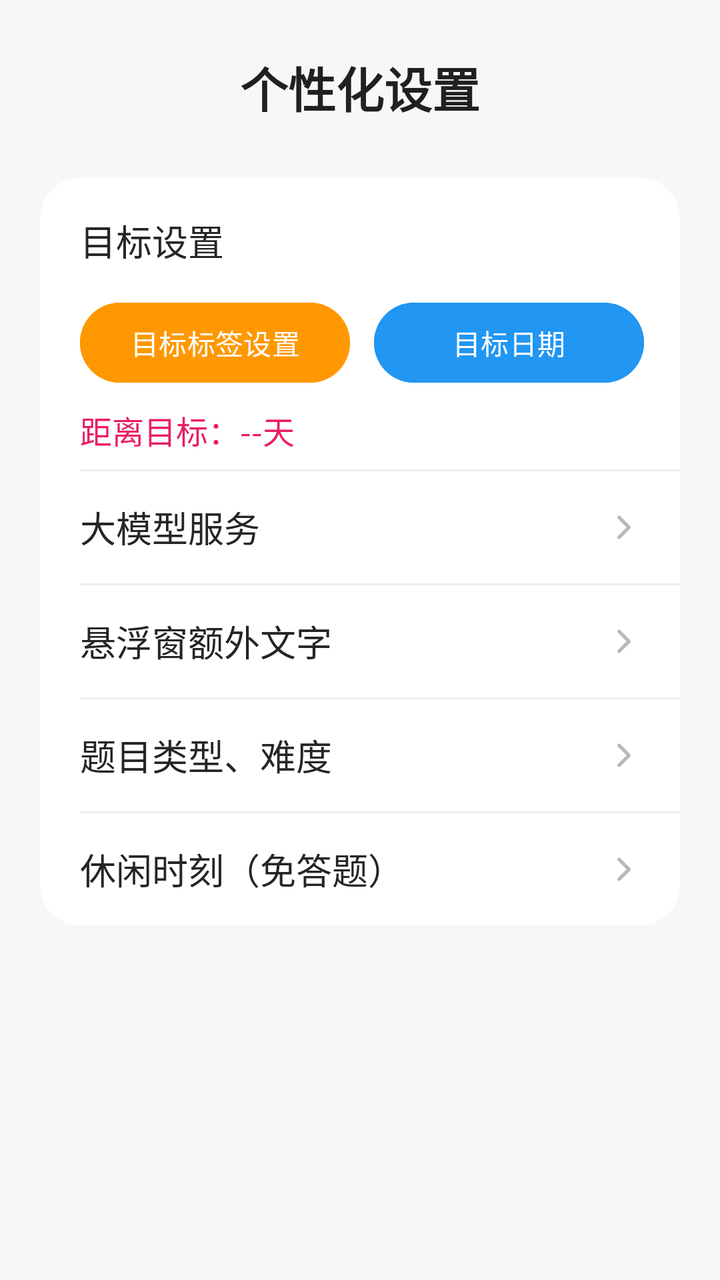
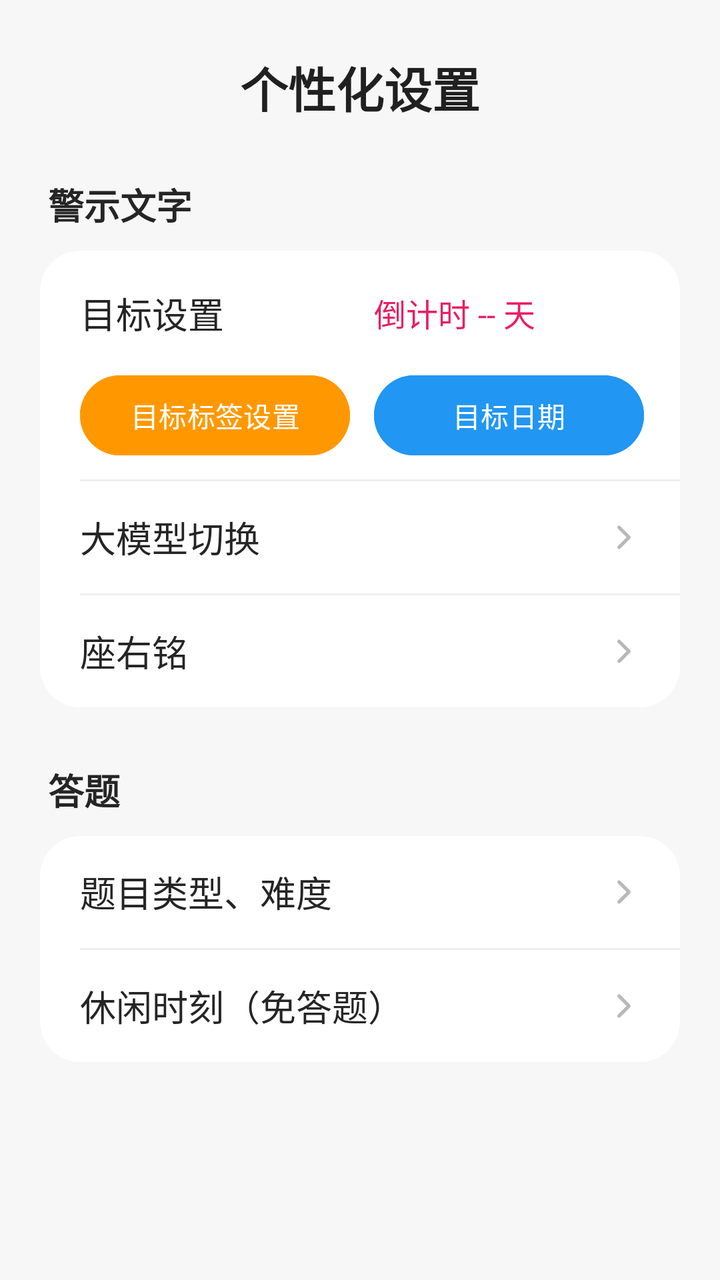

The first picture is an Android layout as it rendered before a commit; the second is the same layout after the commit. The layout source and the unified diff follow.
<!-- AndroidManifest.xml: application theme Theme.Basic -->
<!-- res/layout/fragment_goal.xml -->
<?xml version="1.0" encoding="utf-8"?>
<ScrollView xmlns:android="http://schemas.android.com/apk/res/android"
    xmlns:app="http://schemas.android.com/apk/res-auto"
    android:layout_width="match_parent"
    android:layout_height="match_parent"
    android:background="#F7F7F7"
    android:clipToPadding="false"
    android:fillViewport="true"
    android:overScrollMode="never">

    <LinearLayout
        android:layout_width="match_parent"
        android:layout_height="wrap_content"
        android:orientation="vertical"
        android:paddingStart="20dp"
        android:paddingTop="26dp"
        android:paddingEnd="20dp"
        android:paddingBottom="32dp">

        <TextView
            android:layout_width="match_parent"
            android:layout_height="wrap_content"
            android:layout_marginBottom="28dp"
            android:gravity="center"
            android:text="个性化设置"
            android:textColor="#202020"
            android:textSize="24sp"
            android:textStyle="bold" />

        <androidx.cardview.widget.CardView
            android:layout_width="match_parent"
            android:layout_height="wrap_content"
            app:cardBackgroundColor="#FFFFFF"
            app:cardCornerRadius="20dp"
            app:cardElevation="0dp"
            app:cardPreventCornerOverlap="true">

            <LinearLayout
                android:layout_width="match_parent"
                android:layout_height="wrap_content"
                android:orientation="vertical">

                <LinearLayout
                    android:layout_width="match_parent"
                    android:layout_height="wrap_content"
                    android:orientation="vertical"
                    android:paddingStart="20dp"
                    android:paddingTop="18dp"
                    android:paddingEnd="18dp"
                    android:paddingBottom="8dp">

                    <TextView
                        android:layout_width="match_parent"
                        android:layout_height="wrap_content"
                        android:text="目标设置"
                        android:textColor="#252525"
                        android:textSize="18sp" />

                    <LinearLayout
                        android:layout_width="match_parent"
                        android:layout_height="wrap_content"
                        android:layout_marginTop="14dp"
                        android:gravity="center_vertical"
                        android:orientation="horizontal">

                        <Button
                            android:id="@+id/btn_tag_setting"
                            android:layout_width="0dp"
                            android:layout_height="wrap_content"
                            android:layout_marginEnd="6dp"
                            android:layout_weight="1"
                            android:backgroundTint="#FF9800"
                            android:minWidth="0dp"
                            android:paddingStart="8dp"
                            android:paddingEnd="8dp"
                            android:text="目标标签设置"
                            android:textAllCaps="false" />

                        <Button
                            android:id="@+id/btn_target_date_setting"
                            android:layout_width="0dp"
                            android:layout_height="wrap_content"
                            android:layout_marginStart="6dp"
                            android:layout_weight="1"
                            android:backgroundTint="#2196F3"
                            android:minWidth="0dp"
                            android:paddingStart="8dp"
                            android:paddingEnd="8dp"
                            android:text="目标日期"
                            android:textAllCaps="false" />

                    </LinearLayout>

                    <TextView
                        android:id="@+id/tv_goal_countdown"
                        android:layout_width="match_parent"
                        android:layout_height="wrap_content"
                        android:layout_marginTop="8dp"
                        android:text="距离目标：--天"
                        android:textColor="#E91E63"
                        android:textSize="16sp" />

                </LinearLayout>

                <View
                    android:layout_width="match_parent"
                    android:layout_height="1dp"
                    android:layout_marginStart="20dp"
                    android:background="#EEEEEE" />

                <LinearLayout
                    android:id="@+id/btn_reminder_provider"
                    android:layout_width="match_parent"
                    android:layout_height="56dp"
                    android:background="?attr/selectableItemBackground"
                    android:clickable="true"
                    android:focusable="true"
                    android:gravity="center_vertical"
                    android:orientation="horizontal"
                    android:paddingStart="20dp"
                    android:paddingEnd="18dp">

                    <TextView
                        android:layout_width="0dp"
                        android:layout_height="wrap_content"
                        android:layout_weight="1"
                        android:text="@string/reminder_provider_settings"
                        android:textColor="#252525"
                        android:textSize="18sp" />

                    <ImageView
                        android:layout_width="20dp"
                        android:layout_height="20dp"
                        android:contentDescription="@null"
                        android:src="@drawable/ic_menu_chevron" />

                </LinearLayout>

                <View
                    android:id="@+id/divider_reminder_provider"
                    android:layout_width="match_parent"
                    android:layout_height="1dp"
                    android:layout_marginStart="20dp"
                    android:background="#EEEEEE" />

                <LinearLayout
                    android:id="@+id/btn_floating_strict_reminder"
                    android:layout_width="match_parent"
                    android:layout_height="56dp"
                    android:background="?attr/selectableItemBackground"
                    android:clickable="true"
                    android:focusable="true"
                    android:gravity="center_vertical"
                    android:orientation="horizontal"
                    android:paddingStart="20dp"
                    android:paddingEnd="18dp">

                    <TextView
                        android:layout_width="0dp"
                        android:layout_height="wrap_content"
                        android:layout_weight="1"
                        android:text="悬浮窗额外文字"
                        android:textColor="#252525"
                        android:textSize="18sp" />

                    <ImageView
                        android:layout_width="20dp"
                        android:layout_height="20dp"
                        android:contentDescription="@null"
                        android:src="@drawable/ic_menu_chevron" />

                </LinearLayout>

                <View
                    android:layout_width="match_parent"
                    android:layout_height="1dp"
                    android:layout_marginStart="20dp"
                    android:background="#EEEEEE" />

                <LinearLayout
                    android:id="@+id/btn_math_difficulty"
                    android:layout_width="match_parent"
                    android:layout_height="56dp"
                    android:background="?attr/selectableItemBackground"
                    android:clickable="true"
                    android:focusable="true"
                    android:gravity="center_vertical"
                    android:orientation="horizontal"
                    android:paddingStart="20dp"
                    android:paddingEnd="18dp">

                    <TextView
                        android:layout_width="0dp"
                        android:layout_height="wrap_content"
                        android:layout_weight="1"
                        android:text="题目类型、难度"
                        android:textColor="#252525"
                        android:textSize="18sp" />

                    <ImageView
                        android:layout_width="20dp"
                        android:layout_height="20dp"
                        android:contentDescription="@null"
                        android:src="@drawable/ic_menu_chevron" />

                </LinearLayout>

                <View
                    android:layout_width="match_parent"
                    android:layout_height="1dp"
                    android:layout_marginStart="20dp"
                    android:background="#EEEEEE" />

                <LinearLayout
                    android:id="@+id/btn_leisure_time"
                    android:layout_width="match_parent"
                    android:layout_height="56dp"
                    android:background="?attr/selectableItemBackground"
                    android:clickable="true"
                    android:focusable="true"
                    android:gravity="center_vertical"
                    android:orientation="horizontal"
                    android:paddingStart="20dp"
                    android:paddingEnd="18dp">

                    <TextView
                        android:layout_width="0dp"
                        android:layout_height="wrap_content"
                        android:layout_weight="1"
                        android:text="休闲时刻（免答题）"
                        android:textColor="#252525"
                        android:textSize="18sp" />

                    <ImageView
                        android:layout_width="20dp"
                        android:layout_height="20dp"
                        android:contentDescription="@null"
                        android:src="@drawable/ic_menu_chevron" />

                </LinearLayout>

            </LinearLayout>

        </androidx.cardview.widget.CardView>

    </LinearLayout>
</ScrollView>
<!-- resources referenced by this layout -->
<resources>
  <!-- drawable ic_menu_chevron (drawable) -->
  <vector xmlns:android="http://schemas.android.com/apk/res/android"
      android:width="24dp"
      android:height="24dp"
      android:viewportWidth="24"
      android:viewportHeight="24">
      <path
          android:fillColor="@android:color/transparent"
          android:pathData="M9,6 L15,12 L9,18"
          android:strokeColor="#B8B8B8"
          android:strokeLineCap="round"
          android:strokeLineJoin="round"
          android:strokeWidth="2" />
  </vector>
  <string name="reminder_provider_settings">大模型服务</string>
  <style name="Theme.Basic" parent="Base.Theme.Basic" />
  <style name="Base.Theme.Basic" parent="Theme.Material3.DayNight.NoActionBar">
          
          
      </style>
</resources>

<!-- the commit's change to res/layout/fragment_goal.xml (unified diff, before → after) -->
@@ -27,6 +27,16 @@
             android:textSize="24sp"
             android:textStyle="bold" />
 
+        <TextView
+            android:layout_width="match_parent"
+            android:layout_height="wrap_content"
+            android:layout_marginStart="4dp"
+            android:layout_marginBottom="10dp"
+            android:text="警示文字"
+            android:textColor="#252525"
+            android:textSize="18sp"
+            android:textStyle="bold" />
+
         <androidx.cardview.widget.CardView
             android:layout_width="match_parent"
             android:layout_height="wrap_content"
@@ -49,12 +59,33 @@
                     android:paddingEnd="18dp"
                     android:paddingBottom="8dp">
 
-                    <TextView
+                    <LinearLayout
                         android:layout_width="match_parent"
                         android:layout_height="wrap_content"
-                        android:text="目标设置"
-                        android:textColor="#252525"
-                        android:textSize="18sp" />
+                        android:gravity="center_vertical"
+                        android:orientation="horizontal">
+
+                        <TextView
+                            android:layout_width="0dp"
+                            android:layout_height="wrap_content"
+                            android:layout_marginEnd="6dp"
+                            android:layout_weight="1"
+                            android:text="目标设置"
+                            android:textColor="#252525"
+                            android:textSize="18sp" />
+
+                        <TextView
+                            android:id="@+id/tv_goal_countdown"
+                            android:layout_width="0dp"
+                            android:layout_height="wrap_content"
+                            android:layout_marginStart="6dp"
+                            android:layout_weight="1"
+                            android:gravity="start"
+                            android:text="倒计时 -- 天"
+                            android:textColor="#E91E63"
+                            android:textSize="16sp" />
+
+                    </LinearLayout>
 
                     <LinearLayout
                         android:layout_width="match_parent"
@@ -91,15 +122,6 @@
 
                     </LinearLayout>
 
-                    <TextView
-                        android:id="@+id/tv_goal_countdown"
-                        android:layout_width="match_parent"
-                        android:layout_height="wrap_content"
-                        android:layout_marginTop="8dp"
-                        android:text="距离目标：--天"
-                        android:textColor="#E91E63"
-                        android:textSize="16sp" />
-
                 </LinearLayout>
 
                 <View
@@ -159,7 +181,63 @@
                         android:layout_width="0dp"
                         android:layout_height="wrap_content"
                         android:layout_weight="1"
-                        android:text="悬浮窗额外文字"
+                        android:text="座右铭"
+                        android:textColor="#252525"
+                        android:textSize="18sp" />
+
+                    <ImageView
+                        android:layout_width="20dp"
+                        android:layout_height="20dp"
+                        android:contentDescription="@null"
+                        android:src="@drawable/ic_menu_chevron" />
+
+                </LinearLayout>
+
+            </LinearLayout>
+
+        </androidx.cardview.widget.CardView>
+
+        <TextView
+            android:layout_width="match_parent"
+            android:layout_height="wrap_content"
+            android:layout_marginStart="4dp"
+            android:layout_marginTop="28dp"
+            android:layout_marginBottom="10dp"
+            android:text="答题"
+            android:textColor="#252525"
+            android:textSize="18sp"
+            android:textStyle="bold" />
+
+        <androidx.cardview.widget.CardView
+            android:layout_width="match_parent"
+            android:layout_height="wrap_content"
+            app:cardBackgroundColor="#FFFFFF"
+            app:cardCornerRadius="20dp"
+            app:cardElevation="0dp"
+            app:cardPreventCornerOverlap="true">
+
+            <LinearLayout
+                android:layout_width="match_parent"
+                android:layout_height="wrap_content"
+                android:orientation="vertical">
+
+                <LinearLayout
+                    android:id="@+id/btn_math_difficulty"
+                    android:layout_width="match_parent"
+                    android:layout_height="56dp"
+                    android:background="?attr/selectableItemBackground"
+                    android:clickable="true"
+                    android:focusable="true"
+                    android:gravity="center_vertical"
+                    android:orientation="horizontal"
+                    android:paddingStart="20dp"
+                    android:paddingEnd="18dp">
+
+                    <TextView
+                        android:layout_width="0dp"
+                        android:layout_height="wrap_content"
+                        android:layout_weight="1"
+                        android:text="题目类型、难度"
                         android:textColor="#252525"
                         android:textSize="18sp" />
 
@@ -178,40 +256,6 @@
                     android:background="#EEEEEE" />
 
                 <LinearLayout
-                    android:id="@+id/btn_math_difficulty"
-                    android:layout_width="match_parent"
-                    android:layout_height="56dp"
-                    android:background="?attr/selectableItemBackground"
-                    android:clickable="true"
-                    android:focusable="true"
-                    android:gravity="center_vertical"
-                    android:orientation="horizontal"
-                    android:paddingStart="20dp"
-                    android:paddingEnd="18dp">
-
-                    <TextView
-                        android:layout_width="0dp"
-                        android:layout_height="wrap_content"
-                        android:layout_weight="1"
-                        android:text="题目类型、难度"
-                        android:textColor="#252525"
-                        android:textSize="18sp" />
-
-                    <ImageView
-                        android:layout_width="20dp"
-                        android:layout_height="20dp"
-                        android:contentDescription="@null"
-                        android:src="@drawable/ic_menu_chevron" />
-
-                </LinearLayout>
-
-                <View
-                    android:layout_width="match_parent"
-                    android:layout_height="1dp"
-                    android:layout_marginStart="20dp"
-                    android:background="#EEEEEE" />
-
-                <LinearLayout
                     android:id="@+id/btn_leisure_time"
                     android:layout_width="match_parent"
                     android:layout_height="56dp"
<!-- resource entries referenced after the edit -->
@@ -14,7 +14,7 @@
           android:strokeLineJoin="round"
           android:strokeWidth="2" />
   </vector>
-  <string name="reminder_provider_settings">大模型服务</string>
+  <string name="reminder_provider_settings">大模型切换</string>
   <style name="Theme.Basic" parent="Base.Theme.Basic" />
   <style name="Base.Theme.Basic" parent="Theme.Material3.DayNight.NoActionBar">
           
